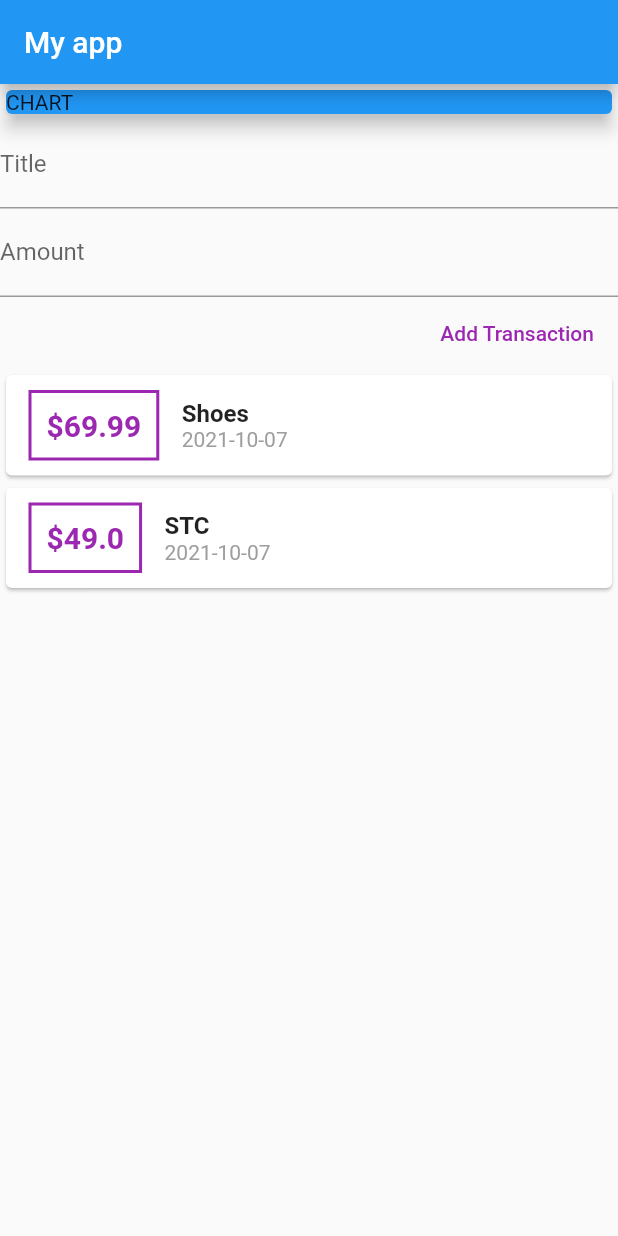
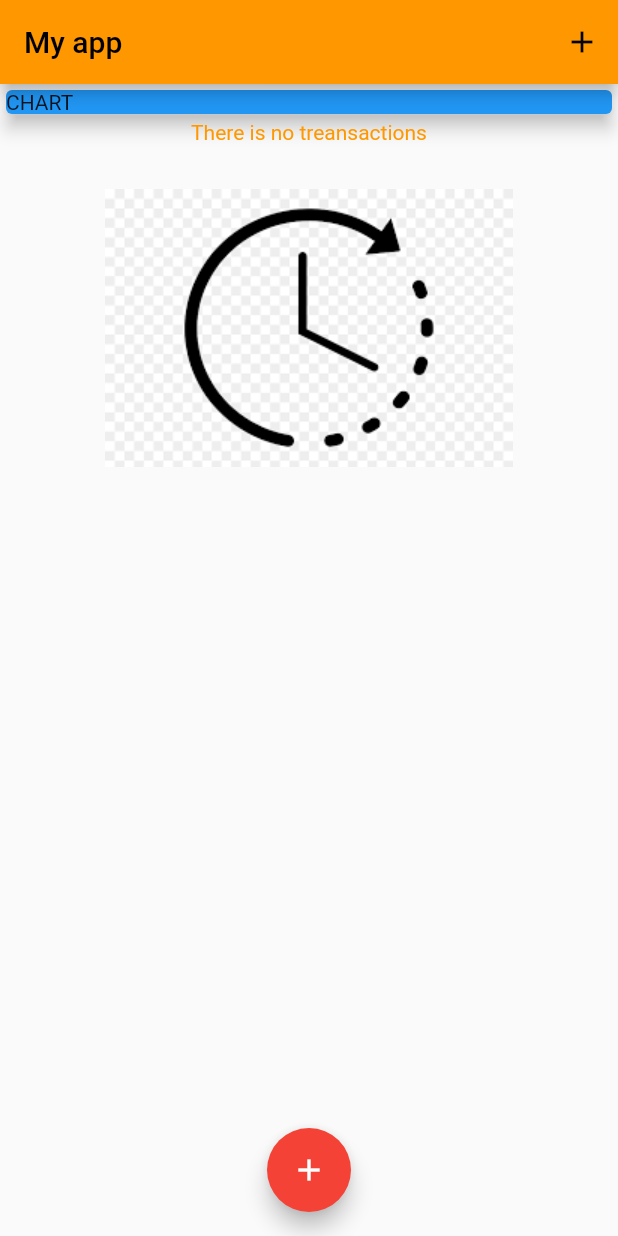
Before and after one commit to GhaidaAlomran/testbill1, a Flutter app: the screen it shows after launch, on a phone screen of 412 x 824 dp. Run offline on Flutter 3.47's test engine with Material 2 defaults, Android fonts, the phone set to English and light mode, and no system bars; our stand-ins replace date_format.

Commit message:
today commit

```diff
--- a/lib/main.dart
+++ b/lib/main.dart
@@ -1,42 +1,99 @@
+import 'package:flutter/services.dart';
+
+import './widgets/new_transaction.dart';
+
+import './widgets/transaction_list.dart';
 import 'package:flutter/material.dart';
-import './transaction.dart';
-import 'package:date_format/date_format.dart';
+import 'models/transaction.dart';
 
 void main() {
-  runApp(MyHomePage());
+  SystemChrome.setPreferredOrientations(
+    [DeviceOrientation.portraitUp],
+  );
+  runApp(MyApp());
 }
 
-//gg
-//gg
-class MyHomePage extends StatelessWidget {
-  final List<Transaction> transactions = [
-    Transaction(
-      id: "t1",
-      title: "Shoes",
-      amount: 69.99,
-      date: DateTime.now(),
-    ),
-    Transaction(
-      id: "t2",
-      title: "STC",
-      amount: 49.00,
-      date: DateTime.now(),
-    ),
-  ];
-//gg
-  String titleInput;
-  String amountInput;
-  final titleContoller = TextEditingController();
-  final amountContoller = TextEditingController();
+class MyApp extends StatelessWidget {
   @override
   Widget build(BuildContext context) {
     return MaterialApp(
-      title: 'Flutter Demo',
-      home: Scaffold(
+      title: 'Flutter App',
+      theme: ThemeData(
+        primarySwatch: Colors.orange,
+        accentColor: Colors.red,
+      ),
+      home: MyHomePage(),
+    );
+  }
+}
+
+class MyHomePage extends StatefulWidget {
+  @override
+  _MyHomePageState createState() => _MyHomePageState();
+}
+
+class _MyHomePageState extends State<MyHomePage> {
+  //String titleInput;
+
+  //String amountInput;
+
+  final List<Transaction> _userTransactions = [
+    // Transaction(
+    //   id: "t1",
+    //   title: "Shoes",
+    //   amount: 69.99,
+    //   date: DateTime.now(),
+    // ),
+    // Transaction(
+    //   id: "t2",
+    //   title: "STC",
+    //   amount: 49.00,
+    //   date: DateTime.now(),
+    // ),
+  ];
+
+  void _addTransaction(String txTitle, double txAmount) {
+    final newTx = Transaction(
+      id: DateTime.now().toString(),
+      title: txTitle,
+      amount: txAmount,
+      date: DateTime.now(),
+    );
+
+    setState(() {
+      _userTransactions.add(newTx);
+    });
+  }
+
+  void _startAddNewTransaction(BuildContext ctx) {
+    showModalBottomSheet(
+      context: ctx,
+      builder: (_) {
+        return GestureDetector(
+          onTap: () {},
+          child: NewTransaction(_addTransaction),
+          behavior: HitTestBehavior.opaque,
+        );
+      },
+    );
+  }
+
+  @override
+  Widget build(BuildContext context) {
+    return Scaffold(
       appBar: AppBar(
         title: Text("My app"),
+        actions: <Widget>[
+          IconButton(
+            icon: Icon(Icons.add),
+            onPressed: () => _startAddNewTransaction(context),
           ),
-          body: Column(
+        ],
+      ),
+      body: SingleChildScrollView(
+        child: SizedBox(
+          height: 500,
+          child: Column(
             //  mainAxisAlignment: MainAxisAlignment.center,
             crossAxisAlignment: CrossAxisAlignment.stretch,
             children: <Widget>[
@@ -48,85 +105,16 @@ class MyHomePage extends StatelessWidget {
                   elevation: 5,
                 ),
               ),
-              Column(
-                crossAxisAlignment: CrossAxisAlignment.end,
-                children: [
-                  TextField(
-                    decoration: InputDecoration(labelText: 'Title'),
-                    // onChanged: (val) {
-                    //الطريقة الاولى (أ)
-                    //  titleInput = val;
-                    //gg
-                    //gggg
-                    //gg
-//ggggg
-//g
-//ggg
-//g
-//g
-//g
-//gg
-                    //gggggg
-                    controller: titleContoller,
-                  ),
-                  TextField(
-                    decoration: InputDecoration(labelText: 'Amount'),
-                    // onChanged: (val) => amountInput = val, //الطريقة الاولى (ب)
-                    controller: amountContoller,
-                  ),
-                  FlatButton(
-                    child: Text("Add Transaction"),
-                    textColor: Colors.purple,
-                    onPressed: () {
-                      print(titleContoller.text);
-                      print(amountContoller.text);
-                    },
-                  ),
+              TransactionList(_userTransactions),
             ],
           ),
-              Column(
-                children: transactions.map((tr) {
-                  return Card(
-                      child: Row(
-                    children: [
-                      Container(
-                        margin:
-                            EdgeInsets.symmetric(vertical: 10, horizontal: 15),
-                        decoration: BoxDecoration(
-                          border: Border.all(color: Colors.purple, width: 2),
-                        ),
-                        padding: EdgeInsets.all(10),
-                        child: Text(
-                          '\$${tr.amount}',
-                          style: TextStyle(
-                              color: Colors.purple,
-                              fontWeight: FontWeight.bold,
-                              fontSize: 20),
         ),
       ),
-                      Container(
-                        child: Column(
-                          crossAxisAlignment: CrossAxisAlignment.start,
-                          children: [
-                            Text(
-                              tr.title,
-                              style: TextStyle(
-                                  fontSize: 16, fontWeight: FontWeight.bold),
+      floatingActionButtonLocation: FloatingActionButtonLocation.centerFloat,
+      floatingActionButton: FloatingActionButton(
+        child: Icon(Icons.add),
+        onPressed: () => _startAddNewTransaction(context),
       ),
-                            Text(
-                              formatDate(tr.date, [yyyy, '-', mm, '-', dd]),
-                              //DateFormat('yyyy-MM-dd').format(tr.date),
-                              style: TextStyle(color: Colors.grey),
-                            ),
-                          ],
-                        ),
-                      )
-                    ],
-                  ));
-                }).toList(),
-              )
-            ],
-          )),
     );
   }
 }
--- /dev/null
+++ b/lib/widgets/transaction_list.dart
@@ -0,0 +1,109 @@
+import 'package:bill_project3/models/transaction.dart';
+import 'package:flutter/material.dart';
+import 'package:date_format/date_format.dart';
+
+class TransactionList extends StatelessWidget {
+  final List<Transaction> transactions;
+
+  TransactionList(this.transactions);
+
+  @override
+  Widget build(BuildContext context) {
+    return Container(
+        child: transactions.isEmpty
+            ? Column(
+                children: [
+                  Text(
+                    "There is no treansactions",
+                    style: TextStyle(color: Theme.of(context).primaryColor),
+                  ),
+                  SizedBox(
+                    height: 30,
+                  ),
+                  Image.asset(
+                    "assets/images/waiting.png",
+                    fit: BoxFit.cover,
+                  ),
+                ],
+              )
+            : Expanded(
+                child: SizedBox(
+                  height: 400,
+                  child: ListView.builder(
+                      itemCount: transactions.length,
+                      itemBuilder: (ctx, index) {
+                        return Card(
+                          elevation: 5,
+                          margin: EdgeInsets.symmetric(
+                            vertical: 8,
+                            horizontal: 5,
+                          ),
+                          child: ListTile(
+                            leading: CircleAvatar(
+                              radius: 30,
+                              child: Padding(
+                                padding: EdgeInsets.all(6),
+                                child: FittedBox(
+                                  child:
+                                      Text('\$${transactions[index].amount}'),
+                                ),
+                              ),
+                            ),
+                            title: Text(
+                              transactions[index].title,
+                              style: TextStyle(
+                                color: Theme.of(context).primaryColor,
+                              ),
+                            ),
+                            subtitle: Text(formatDate(transactions[index].date,
+                                [yyyy, '-', mm, '-', dd])),
+                          ),
+                        );
+                      }),
+                ),
+              )
+        // : Column(
+        //     children: transaction.map((tr) {
+        //       return Card(
+        //           child: Row(
+        //         children: [
+        //           Container(
+        //             margin:
+        //                 EdgeInsets.symmetric(vertical: 10, horizontal: 15),
+        //             decoration: BoxDecoration(
+        //               border: Border.all(
+        //                   color: Theme.of(context).primaryColor, width: 2),
+        //             ),
+        //             padding: EdgeInsets.all(10),
+        //             child: Text(
+        //               '\$${tr.amount.toStringAsFixed(2)}',
+        //               style: TextStyle(
+        //                   color: Theme.of(context).primaryColor,
+        //                   fontWeight: FontWeight.bold,
+        //                   fontSize: 20),
+        //             ),
+        //           ),
+        //           Container(
+        //             child: Column(
+        //               crossAxisAlignment: CrossAxisAlignment.start,
+        //               children: [
+        //                 Text(
+        //                   tr.title,
+        //                   style: TextStyle(
+        //                       fontSize: 16, fontWeight: FontWeight.bold),
+        //                 ),
+        //                 Text(
+        //                   formatDate(tr.date, [yyyy, '-', mm, '-', dd]),
+        //                   //DateFormat('yyyy-MM-dd').format(tr.date),
+        //                   style: TextStyle(color: Colors.grey),
+        //                 ),
+        //               ],
+        //             ),
+        //           )
+        //         ],
+        //       ));
+        //     }).toList(),
+        //   ),
+        );
+  }
+}
--- a/pubspec.yaml
+++ b/pubspec.yaml
@@ -46,8 +46,8 @@ flutter:
   uses-material-design: true
 
   # To add assets to your application, add an assets section, like this:
-  # assets:
-  #   - images/a_dot_burr.jpeg
+  assets:
+   - assets/images/waiting.png
   #   - images/a_dot_ham.jpeg
 
   # An image asset can refer to one or more resolution-specific "variants", see
```
Also changed, not shown: lib/widgets/new_transaction.dart (added, +76 -0 lines), assets/images/waiting.png (added), lib/models/transaction.dart (renamed from lib/transaction.dart). Lines whose indentation alone changed are shown as unchanged.
